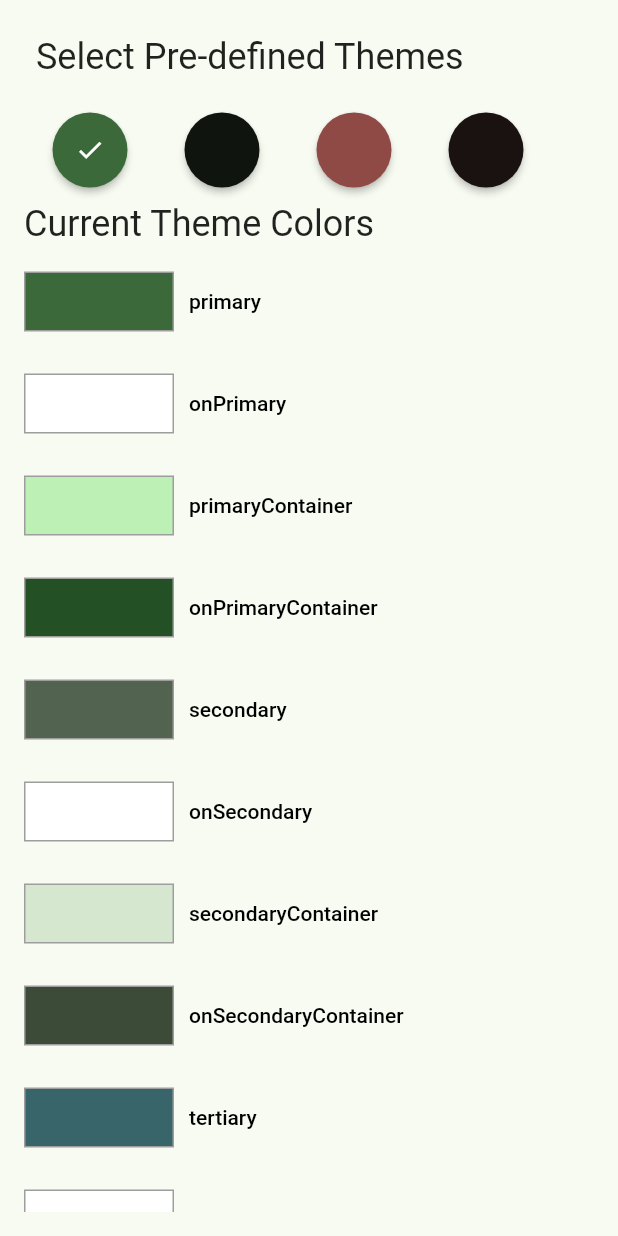
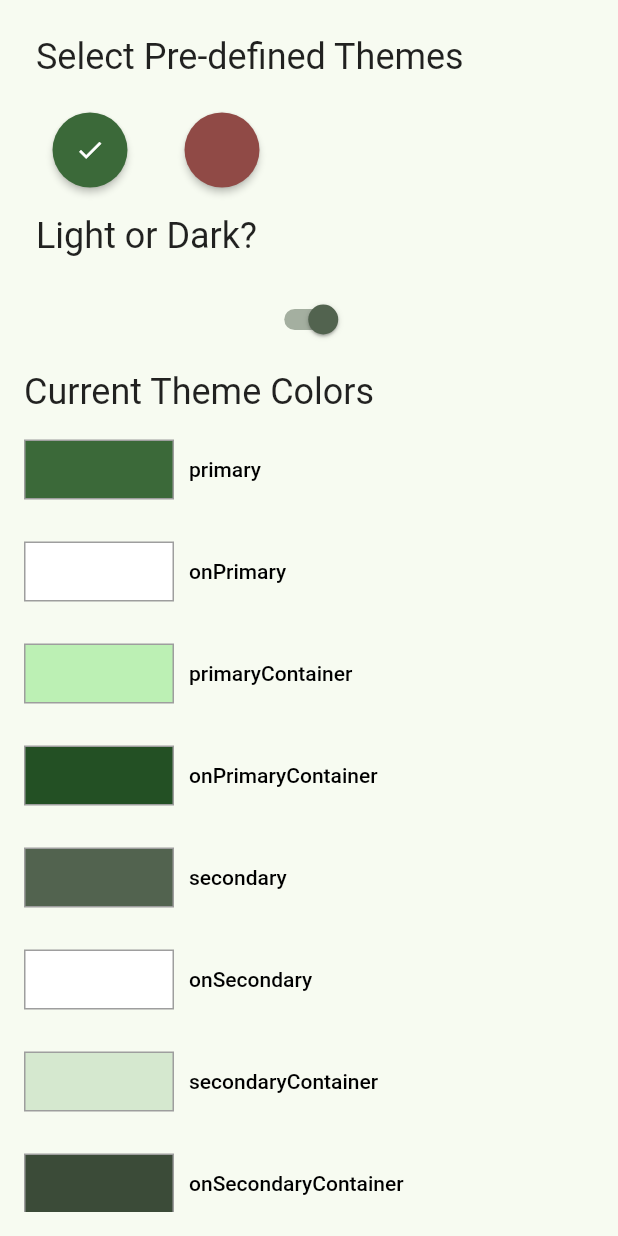
Before and after one commit to hosseinvejdani/flutter_dynamic_theme_getx, a Flutter app: the screen it shows after launch, on a phone screen of 412 x 824 dp. Run offline on Flutter 3.47's test engine with Material 2 defaults, Android fonts, the phone set to English and light mode, and no system bars; our stand-ins replace get.

Commit message:
add dark mode

```diff
--- a/lib/controller/theme_controller.dart
+++ b/lib/controller/theme_controller.dart
@@ -3,13 +3,51 @@ import 'package:get/get.dart';
 
 import '../theme/theme.dart';
 
+enum ThemeMode {
+  LIGHT,
+  DARK
+}
+
 class ThemeController extends GetxController {
-  final Rx<ThemeData> _themeData = AppThemes.lightGreenTheme.obs;
+  final Rx<ThemeData> _themeData = AppThemes.greenTheme.obs;
+  final Rx<ThemeMode> _themeMode = ThemeMode.LIGHT.obs;
 
   Rx<ThemeData> get themeData => _themeData;
+  Rx<ThemeMode> get themeMode => _themeMode;
+  RxBool get isLightMode => (_themeMode.value == ThemeMode.LIGHT).obs;
 
-  setTheme(ThemeData themeData) async {
-    _themeData.value = themeData;
+  setThemeData(ThemeData themeData) async {
+    if (_themeMode.value == ThemeMode.LIGHT) {
+      _themeData.value = themeData;
+    } else {
+      if (themeData == AppThemes.greenTheme) {
+        _themeData.value = AppThemes.darkGreenTheme;
+      } else if (themeData == AppThemes.redTheme) {
+        _themeData.value = AppThemes.darkRedTheme;
+      }
+    }
     update();
   }
+
+  setThemeMode(bool isLight) async {
+    if (isLight) {
+      _themeMode.value = ThemeMode.LIGHT;
+    } else {
+      _themeMode.value = ThemeMode.DARK;
+    }
+    _toggleThemeData();
+    update();
+  }
+
+  _toggleThemeData() async {
+    if (_themeData.value == AppThemes.greenTheme) {
+      _themeData.value = AppThemes.darkGreenTheme;
+    } else if (_themeData.value == AppThemes.darkGreenTheme) {
+      _themeData.value = AppThemes.greenTheme;
+    } else if (_themeData.value == AppThemes.redTheme) {
+      _themeData.value = AppThemes.darkRedTheme;
+    } else if (_themeData.value == AppThemes.darkRedTheme) {
+      _themeData.value = AppThemes.redTheme;
+    }
+  }
 }
--- a/lib/screens/home_page.dart
+++ b/lib/screens/home_page.dart
@@ -1,5 +1,7 @@
 import 'package:flutter/material.dart';
 import 'package:flutter/rendering.dart';
+import 'package:flutter_dynamic_theme_getx/controller/theme_controller.dart';
+import 'package:get/get.dart';
 
 import '../theme/theme.dart';
 import '../widgets/widgets.dart';
@@ -9,6 +11,7 @@ class MyHomePage extends StatelessWidget {
 
   @override
   Widget build(BuildContext context) {
+    final themeController = Get.find<ThemeController>();
     return Scaffold(
       backgroundColor: Theme.of(context).backgroundColor,
       body: Container(
@@ -30,12 +33,25 @@ class MyHomePage extends StatelessWidget {
               child: ListView(
                 scrollDirection: Axis.horizontal,
                 children: <Widget>[
-                  ThemeButton(buttonThemeData: AppThemes.lightGreenTheme),
-                  ThemeButton(buttonThemeData: AppThemes.darkGreenTheme),
-                  ThemeButton(buttonThemeData: AppThemes.lightRedTheme),
-                  ThemeButton(buttonThemeData: AppThemes.darkRedTheme),
+                  ThemeButton(buttonThemeData: AppThemes.greenTheme, buttonThemeDataDark: AppThemes.darkGreenTheme),
+                  ThemeButton(buttonThemeData: AppThemes.redTheme, buttonThemeDataDark: AppThemes.darkRedTheme),
                 ],
               ),
+            ),
+            const SizedBox(height: 10),
+            Padding(
+              padding: const EdgeInsets.all(8.0),
+              child: Text(
+                "Light or Dark?",
+                style: Theme.of(context).textTheme.headline5,
+              ),
+            ),
+            const SizedBox(height: 10),
+            Switch(
+              value: themeController.isLightMode.value,
+              onChanged: (bool isLight) {
+                themeController.setThemeMode(isLight);
+              },
             ),
             const SizedBox(height: 10),
             Text(
--- a/lib/theme/themes.dart
+++ b/lib/theme/themes.dart
@@ -25,10 +25,10 @@ class AppThemes {
   AppThemes._();
 
   /// ----  Green Theme  ----
-  static final lightGreenTheme = ThemeData.from(colorScheme: _colorSchemeLightGreen);
+  static final greenTheme = ThemeData.from(colorScheme: _colorSchemeLightGreen);
   static final darkGreenTheme = ThemeData.from(colorScheme: _colorSchemeDarkGreen);
 
   /// ----  red Theme  ----
-  static final lightRedTheme = ThemeData.from(colorScheme: _colorSchemeLightRed);
+  static final redTheme = ThemeData.from(colorScheme: _colorSchemeLightRed);
   static final darkRedTheme = ThemeData.from(colorScheme: _colorSchemeDarkRed);
 }
--- a/lib/widgets/theme_button.dart
+++ b/lib/widgets/theme_button.dart
@@ -4,8 +4,9 @@ import 'package:flutter/material.dart';
 
 class ThemeButton extends StatelessWidget {
   final ThemeData buttonThemeData;
+  final ThemeData buttonThemeDataDark;
 
-  const ThemeButton({super.key, required this.buttonThemeData});
+  const ThemeButton({super.key, required this.buttonThemeData, required this.buttonThemeDataDark});
 
   @override
   Widget build(BuildContext context) {
@@ -13,7 +14,7 @@ class ThemeButton extends StatelessWidget {
 
     return RawMaterialButton(
       onPressed: () {
-        controller.setTheme(buttonThemeData);
+        controller.setThemeData(buttonThemeData);
       },
       shape: const CircleBorder(),
       elevation: 2.0,
@@ -32,14 +33,13 @@ class ThemeButton extends StatelessWidget {
 
   Widget _getIcon() {
     final controller = Get.find<ThemeController>();
-    bool selected = (controller.themeData.value == buttonThemeData);
-    bool isDark = buttonThemeData.brightness == Brightness.dark;
+    bool selected = (controller.themeData.value == buttonThemeData || controller.themeData.value == buttonThemeDataDark);
 
     return Container(
       key: Key((selected) ? "ON" : "OFF"),
       child: Icon(
         (selected) ? Icons.done : null,
-        color: isDark ? buttonThemeData.colorScheme.primary : buttonThemeData.colorScheme.onPrimary,
+        color: buttonThemeData.colorScheme.onPrimary,
         size: 20.0,
       ),
     );
```
